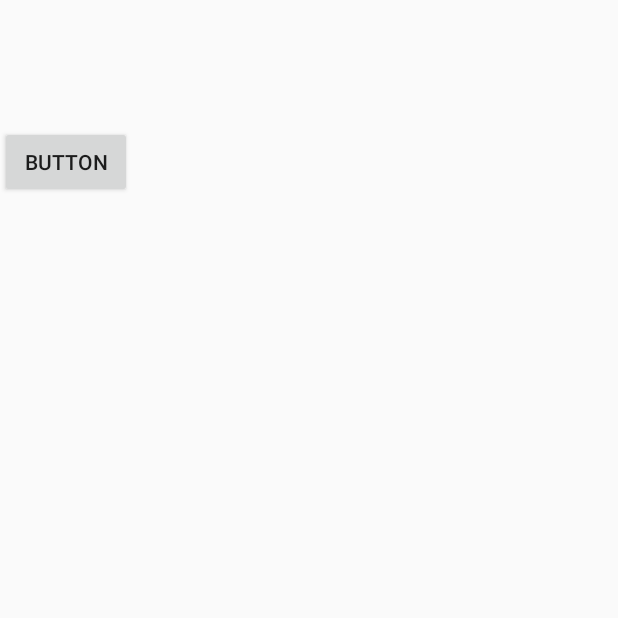
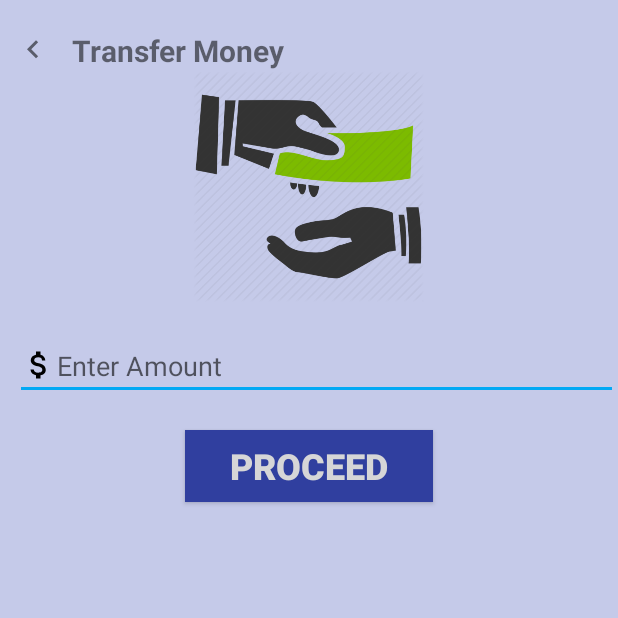
Before and after one commit to codershikhar/Offline_Wallet_Android_Application, an Android app: the QRScannerSenderActivity screen opened directly, with no data from a screen before it, on a phone screen of 412 x 824 dp, the top half of it. Run offline under Robolectric (Android 15) with nearby library versions, the phone set to English and light mode, and no system bars; libraries missing offline, so code that uses them is left out: me.dm7.barcodescanner; network calls fail; 6 statements that could not run were skipped.

Commit message:
BT sudo Demo

```diff
--- a/app/src/main/java/com/example/shikhar420/mobilepay/QRChoiceActivity.java
+++ b/app/src/main/java/com/example/shikhar420/mobilepay/QRChoiceActivity.java
@@ -42,7 +42,6 @@ public class QRChoiceActivity extends AppCompatActivity {
         super.onBackPressed();
         Intent intent = new Intent(this,Recivers_qr.class);
         startActivity(intent);
-
     }
 
 
--- a/app/src/main/java/com/example/shikhar420/mobilepay/QRScannerSenderActivity.java
+++ b/app/src/main/java/com/example/shikhar420/mobilepay/QRScannerSenderActivity.java
@@ -78,7 +78,7 @@ public class QRScannerSenderActivity extends AppCompatActivity implements ZXingS
         amount = editText.getText().toString();
         IntentIntegrator integrator=new IntentIntegrator(this);
         integrator.setDesiredBarcodeFormats(IntentIntegrator.QR_CODE_TYPES);
-        integrator.shareText(recieverID + ":1234567891:"+amount);
+        integrator.shareText("Shikhar Agrawal" + ":1234567891:Rs."+amount);
 
         //new IntentIntegrator(this).setPrompt("Press Back Once Done").shareText(recieverID + ":1234567891:"+amount);
     }
@@ -96,9 +96,9 @@ public class QRScannerSenderActivity extends AppCompatActivity implements ZXingS
     @Override
     protected void onStart() {
         super.onStart();
-        TextView reciever_disp_textview =(TextView) findViewById(R.id.textView3);
-        String reciev = ""+recieverID;
-        reciever_disp_textview.setText(reciev);
+//        TextView reciever_disp_textview =(TextView) findViewById(R.id.textView3);
+//        String reciev = ""+recieverID;
+//        reciever_disp_textview.setText(reciev);
     }
 
     public void onRequestPermissionResult(int requestCode, String permission[], int grantResults[])
--- a/app/src/main/res/layout/activity_qrscanner_sender.xml
+++ b/app/src/main/res/layout/activity_qrscanner_sender.xml
@@ -5,42 +5,63 @@
     android:layout_width="match_parent"
     android:layout_height="match_parent"
     android:orientation="vertical"
-    tools:context="com.example.shikhar420.mobilepay.QRScannerActivity">
+    android:background="@color/colorPrimaryLight"
+    tools:context="com.example.shikhar420.mobilepay.QRScannerSenderActivity">
 
-    <TextView
-        android:id="@+id/textView2"
-        android:layout_width="wrap_content"
-        android:layout_height="wrap_content"
-        android:editable="false"
-        android:text="Reciever"
-        android:visibility="invisible"
-        tools:layout_editor_absoluteX="112dp"
-        tools:layout_editor_absoluteY="56dp" />
+    <!--<TextView-->
+        <!--android:id="@+id/textView2"-->
+        <!--android:layout_width="wrap_content"-->
+        <!--android:layout_height="wrap_content"-->
+        <!--android:editable="false"-->
+        <!--android:text="Reciever"-->
+        <!--android:visibility="invisible"-->
+        <!--tools:layout_editor_absoluteX="112dp"-->
+        <!--tools:layout_editor_absoluteY="56dp" />-->
 
     <TextView
         android:id="@+id/textView3"
-        android:layout_width="wrap_content"
+        android:layout_width="match_parent"
         android:layout_height="wrap_content"
-        android:text="TextView"
-        tools:layout_editor_absoluteX="185dp"
-        tools:layout_editor_absoluteY="56dp" />
+        android:layout_marginLeft="10dp"
+        android:layout_marginTop="20dp"
+        android:drawableLeft="@drawable/ic_keyboard_arrow_left_black_24dp"
+        android:text="   Transfer Money"
+        android:textSize="20sp"
+        android:textStyle="bold" />
+
+    <ImageView
+        android:id="@+id/imageView2"
+        android:layout_width="167dp"
+        android:layout_height="154dp"
+        android:layout_gravity="center"
+        app:srcCompat="@drawable/steppay" />
 
     <EditText
         android:id="@+id/edittext_amount"
-        android:layout_width="wrap_content"
+        android:layout_width="match_parent"
         android:layout_height="wrap_content"
+        android:layout_marginBottom="10dp"
+        android:layout_marginLeft="10dp"
+        android:layout_marginTop="20dp"
+        android:drawableLeft="@drawable/ic_attach_money_black_24dp"
         android:ems="10"
-        android:inputType="textPersonName"
-        android:text="Name"
-        android:visibility="invisible" />
+        android:hint="Enter Amount"
+        android:inputType="number" />
 
     <Button
         android:id="@+id/button_generate_qr"
         android:layout_width="wrap_content"
         android:layout_height="wrap_content"
-        android:onClick="generate_qr"
-        android:text="Button"
-        tools:layout_editor_absoluteX="134dp"
-        tools:layout_editor_absoluteY="196dp" />
+        android:layout_gravity="center"
+        android:background="@color/colorPrimaryDark"
+        android:text="Proceed"
+        android:textColor="@color/white"
+        android:textStyle="bold"
+        android:textSize="24dp"
+        android:paddingLeft="30dp"
+        android:paddingRight="30dp"
+        android:layout_marginTop="10dp"
+        android:layout_marginBottom="10dp"
+        android:onClick="generate_qr"/>
 
 </android.widget.LinearLayout>
```
Also changed, not shown: app/src/main/java/com/example/shikhar420/mobilepay/Recivers_qr.java (+26 -1 lines), app/src/main/res/layout/activity_recivers_qr.xml (+27 -7 lines).
